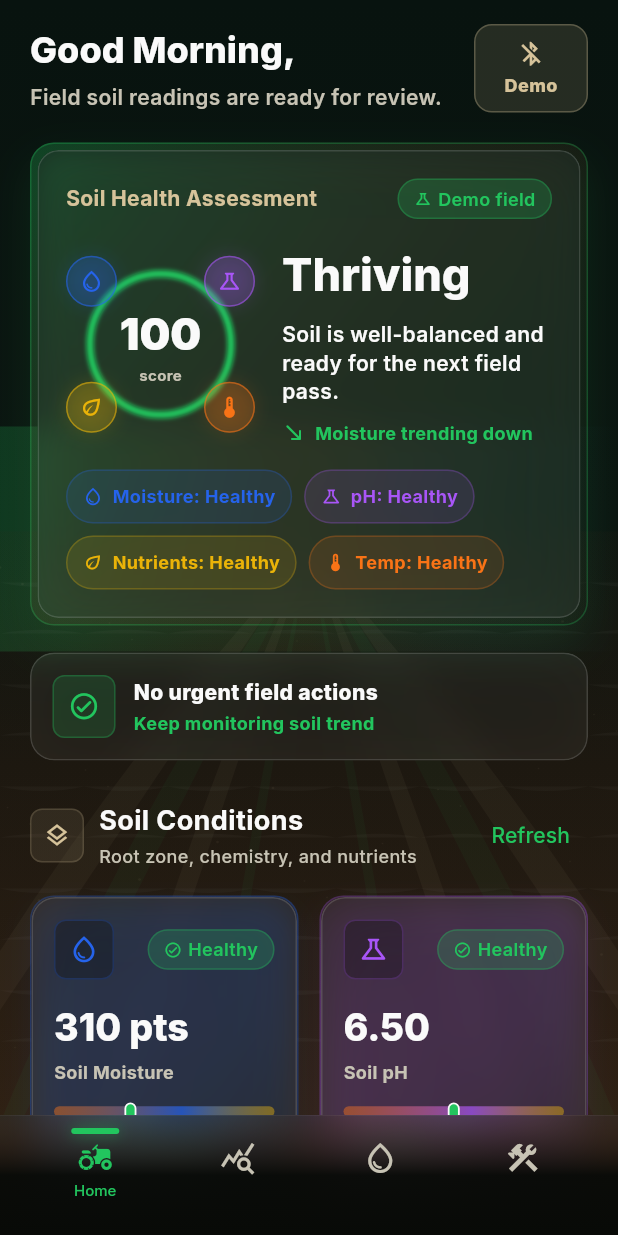
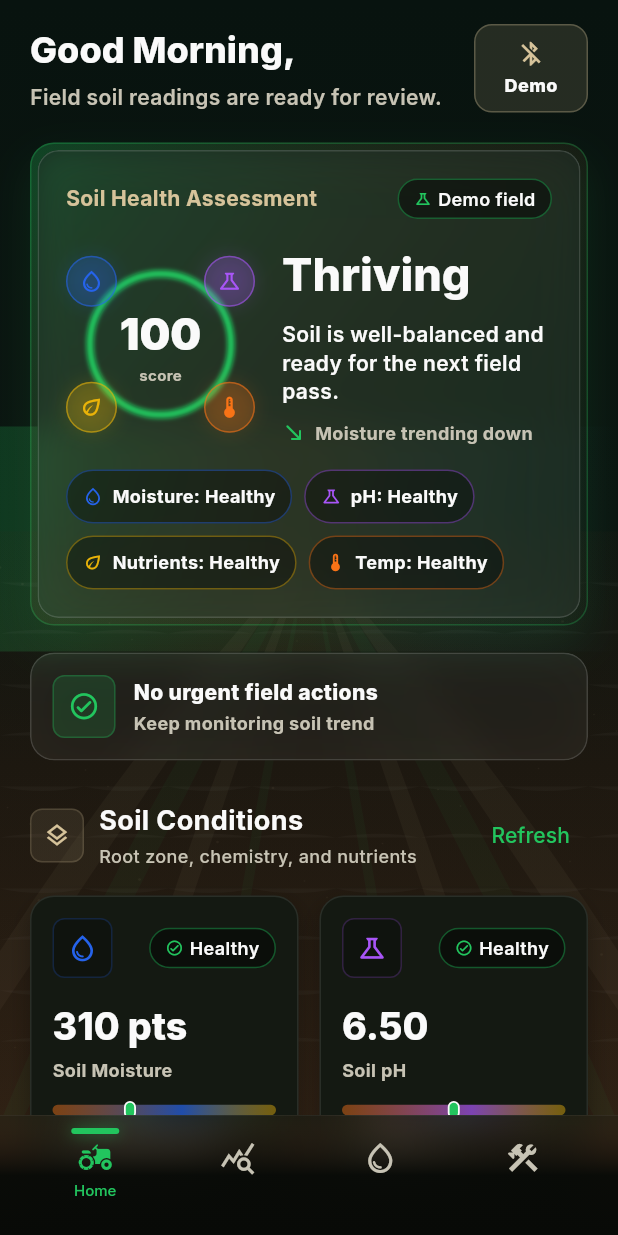
Before and after one commit to Astraa14/terralink, a Flutter app: the screen it shows once a user with an empty profile is signed in, on a phone screen of 412 x 824 dp. Run offline on Flutter 3.47's test engine with Material 3 defaults, Android fonts, the phone set to English and light mode, and no system bars; our stand-ins replace fl_chart, flutter_bluetooth_serial, google_fonts, permission_handler, supabase_flutter; accounts and stored records are empty.

Commit message:
Refine dashboard readability: solid metric cards, neutral status text
- Replace translucent/backdrop-blur metric cards with solid instrument surface
- TerraBadge: solid dark pill with white text, keep colored icon and border
- Neutralize colored text on trend labels, connection button, alerts, health facts,
  and settings links while preserving accent icons and borders

```diff
--- a/lib/screens/dashboard/tabs/home_tab.dart
+++ b/lib/screens/dashboard/tabs/home_tab.dart
@@ -589,7 +589,7 @@ class _ConnectionButton extends StatelessWidget {
             Text(
               label,
               style: TextStyle(
-                color: color,
+                color: AppColors.foreground,
                 fontSize: 12,
                 fontWeight: FontWeight.w800,
               ),
@@ -649,7 +649,7 @@ class _AlertBanner extends StatelessWidget {
                 Text(
                   alert.action,
                   style: TextStyle(
-                    color: alert.color,
+                    color: AppColors.mutedForeground,
                     fontSize: 12,
                     fontWeight: FontWeight.w700,
                   ),
--- a/lib/screens/dashboard/tabs/settings_tab.dart
+++ b/lib/screens/dashboard/tabs/settings_tab.dart
@@ -543,8 +543,8 @@ class _SettingsLink extends StatelessWidget {
             Expanded(
               child: Text(
                 label,
-                style: TextStyle(
-                  color: color == AppColors.mutedForeground ? AppColors.foreground : color,
+                style: const TextStyle(
+                  color: AppColors.foreground,
                   fontSize: 14,
                   fontWeight: FontWeight.w800,
                 ),
--- a/lib/widgets/redesign/health_score_card.dart
+++ b/lib/widgets/redesign/health_score_card.dart
@@ -157,7 +157,7 @@ class HealthScoreCard extends StatelessWidget {
                               maxLines: 1,
                               overflow: TextOverflow.ellipsis,
                               style: TextStyle(
-                                color: _scoreColor,
+                                color: AppColors.mutedForeground,
                                 fontSize: 12,
                                 fontWeight: FontWeight.w700,
                               ),
@@ -288,9 +288,9 @@ class _FactorChip extends StatelessWidget {
       constraints: const BoxConstraints(minHeight: 36),
       padding: const EdgeInsets.symmetric(horizontal: 10, vertical: 8),
       decoration: BoxDecoration(
-        color: factor.color.withValues(alpha: 0.12),
+        color: Colors.black.withValues(alpha: 0.35),
         borderRadius: BorderRadius.circular(999),
-        border: Border.all(color: factor.color.withValues(alpha: 0.24)),
+        border: Border.all(color: factor.color.withValues(alpha: 0.4)),
       ),
       child: Row(
         mainAxisSize: MainAxisSize.min,
@@ -300,7 +300,7 @@ class _FactorChip extends StatelessWidget {
           Text(
             '${factor.label}: ${factor.status}',
             style: TextStyle(
-              color: factor.color,
+              color: AppColors.foreground,
               fontSize: 12,
               fontWeight: FontWeight.w700,
             ),
--- a/lib/widgets/redesign/sensor_metric_card.dart
+++ b/lib/widgets/redesign/sensor_metric_card.dart
@@ -1,6 +1,5 @@
 import 'package:flutter/material.dart';
 import '../../theme/app_colors.dart';
-import 'glass_card.dart';
 import 'terra_badge.dart';
 
 enum FarmMetricSeverity { thriving, healthy, monitor, attention, critical }
@@ -97,29 +96,22 @@ class _SensorMetricCardState extends State<SensorMetricCard> {
             duration: const Duration(milliseconds: 180),
             decoration: BoxDecoration(
               borderRadius: BorderRadius.circular(AppColors.radiusLg),
-              gradient: LinearGradient(
-                begin: Alignment.topLeft,
-                end: Alignment.bottomRight,
-                colors: [
-                  widget.accentColor.withValues(alpha: 0.12),
-                  AppColors.instrument.withValues(alpha: 0.74),
-                ],
-              ),
+              color: AppColors.instrument,
               border: Border.all(
                 color: _expanded
-                    ? widget.accentColor.withValues(alpha: 0.45)
-                    : widget.accentColor.withValues(alpha: 0.18),
+                    ? widget.accentColor.withValues(alpha: 0.55)
+                    : Colors.white.withValues(alpha: 0.09),
+                width: _expanded ? 1.4 : 1,
               ),
               boxShadow: [
                 BoxShadow(
-                  color: widget.accentColor.withValues(alpha: _expanded ? 0.18 : 0.08),
-                  blurRadius: _expanded ? 26 : 16,
-                  offset: const Offset(0, 8),
+                  color: Colors.black.withValues(alpha: 0.3),
+                  blurRadius: _expanded ? 20 : 12,
+                  offset: const Offset(0, 6),
                 ),
               ],
             ),
-            child: GlassCard(
-              gradient: false,
+            child: Padding(
               padding: const EdgeInsets.all(14),
               child: Column(
                 crossAxisAlignment: CrossAxisAlignment.start,
@@ -191,7 +183,7 @@ class _SensorMetricCardState extends State<SensorMetricCard> {
                           maxLines: 1,
                           overflow: TextOverflow.ellipsis,
                           style: TextStyle(
-                            color: _severityColor,
+                            color: AppColors.mutedForeground,
                             fontSize: 11,
                             fontWeight: FontWeight.w700,
                           ),
--- a/lib/widgets/redesign/terra_badge.dart
+++ b/lib/widgets/redesign/terra_badge.dart
@@ -17,40 +17,21 @@ class TerraBadge extends StatelessWidget {
 
   @override
   Widget build(BuildContext context) {
-    final (bg, fg, border) = switch (variant) {
-      TerraBadgeVariant.primary => (
-          AppColors.primary.withValues(alpha: 0.2),
-          AppColors.primary,
-          AppColors.primary.withValues(alpha: 0.3),
-        ),
-      TerraBadgeVariant.warning => (
-          AppColors.statusYellow.withValues(alpha: 0.22),
-          AppColors.statusYellow,
-          AppColors.statusYellow.withValues(alpha: 0.35),
-        ),
-      TerraBadgeVariant.critical => (
-          AppColors.statusRed.withValues(alpha: 0.22),
-          AppColors.statusRed,
-          AppColors.statusRed.withValues(alpha: 0.4),
-        ),
-      TerraBadgeVariant.info => (
-          AppColors.info.withValues(alpha: 0.2),
-          AppColors.info,
-          AppColors.info.withValues(alpha: 0.3),
-        ),
-      TerraBadgeVariant.outline => (
-          Colors.transparent,
-          AppColors.mutedForeground,
-          AppColors.border,
-        ),
+    final fg = switch (variant) {
+      TerraBadgeVariant.primary => AppColors.primary,
+      TerraBadgeVariant.warning => AppColors.statusYellow,
+      TerraBadgeVariant.critical => AppColors.statusRed,
+      TerraBadgeVariant.info => AppColors.info,
+      TerraBadgeVariant.outline => AppColors.mutedForeground,
     };
+    final isOutline = variant == TerraBadgeVariant.outline;
 
     return Container(
       padding: const EdgeInsets.symmetric(horizontal: 10, vertical: 4),
       decoration: BoxDecoration(
-        color: bg,
+        color: isOutline ? Colors.transparent : Colors.black.withValues(alpha: 0.45),
         borderRadius: BorderRadius.circular(999),
-        border: Border.all(color: border),
+        border: Border.all(color: isOutline ? AppColors.border : fg.withValues(alpha: 0.4)),
       ),
       child: Row(
         mainAxisSize: MainAxisSize.min,
@@ -62,7 +43,7 @@ class TerraBadge extends StatelessWidget {
           Text(
             label,
             style: TextStyle(
-              color: fg,
+              color: isOutline ? AppColors.mutedForeground : AppColors.foreground,
               fontSize: 12,
               fontWeight: FontWeight.w600,
             ),
```
